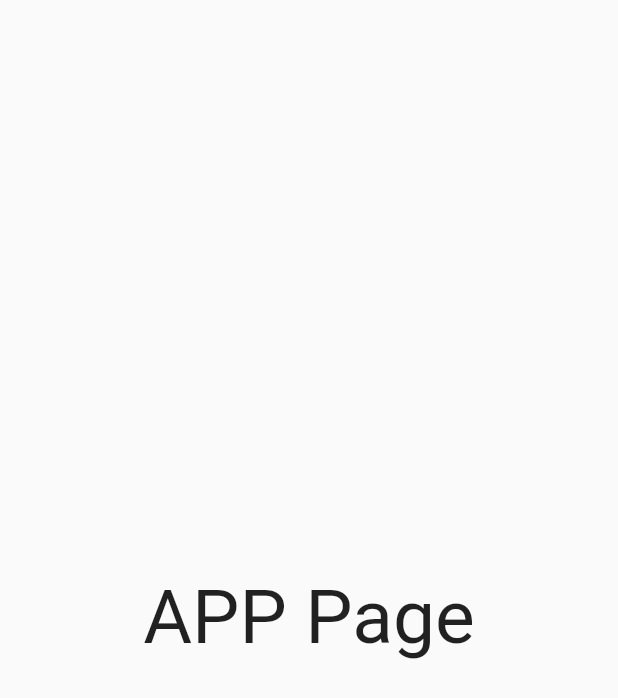
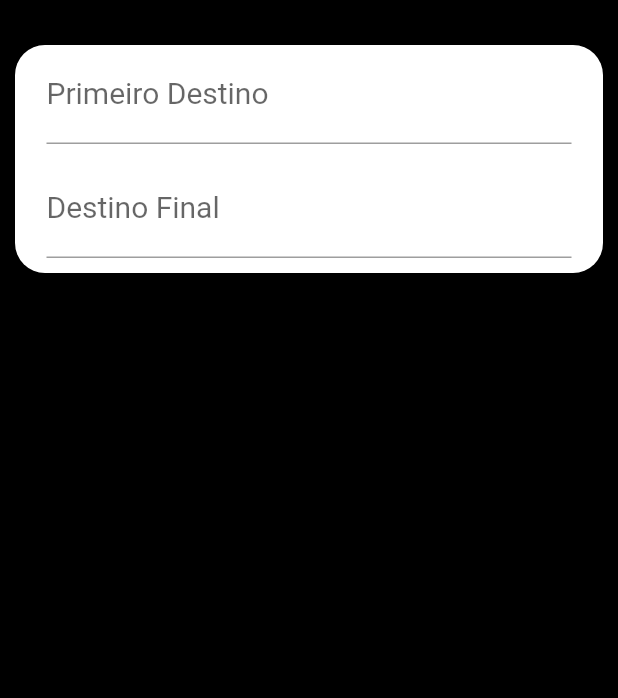
Before and after one commit to malkai/Myapp, a Flutter app: the Appmain screen opened by its route, on a phone screen of 412 x 824 dp. Shown: the top 698 px of the screen. Run offline on Flutter 3.47's test engine with Material 2 defaults, Android fonts, the phone set to English and light mode, and no system bars; our stand-ins replace auto_route.

Commit message:
Mudança no tema, continuação na progrmação das telas UI

```diff
--- a/lib/Telas/Appmain.dart
+++ b/lib/Telas/Appmain.dart
@@ -1,14 +1,54 @@
 import 'package:flutter/material.dart';
+import 'package:myapp/componentes/textofield.dart';
 
 class Appmain extends StatelessWidget {
+  final int conta = 0;
   @override
   Widget build(BuildContext context) {
     return Scaffold(
         body: Center(
-      child: Column(
-        mainAxisAlignment: MainAxisAlignment.center,
+      child: Stack(
         children: [
-          Text('APP Page', style: TextStyle(fontSize: 50)),
+          Container(
+            color: Colors.black,
+          ),
+          Positioned(
+            top: 30,
+            right: 10,
+            left: 10,
+            child: Container(
+              decoration: BoxDecoration(
+                color: Colors.white,
+                borderRadius: BorderRadius.only(
+                  topLeft: Radius.circular(20),
+                  topRight: Radius.circular(20),
+                  bottomLeft: Radius.circular(20),
+                  bottomRight: Radius.circular(20),
+                ),
+              ),
+              child: Column(
+                mainAxisAlignment: MainAxisAlignment.center,
+                children: [
+                  InputText(
+                    fontsize: 20,
+                    texto: "Primeiro Destino",
+                    width: 350,
+                  ),
+                  SizedBox(
+                    height: 10.0,
+                  ),
+                  InputText(
+                    fontsize: 20,
+                    texto: "Destino Final",
+                    width: 350,
+                  ),
+                  SizedBox(
+                    height: 10.0,
+                  ),
+                ],
+              ),
+            ),
+          ),
         ],
       ),
     ));
--- a/lib/Telas/login.dart
+++ b/lib/Telas/login.dart
@@ -72,7 +72,7 @@ class Login extends StatelessWidget {
                   width: 350,
                   child: ElevatedButton(
                     onPressed: () {
-                      context.router.replace(Appmain());
+                      context.router.push(Appmain());
                     },
                     child: Text(
                       'Log in',
@@ -86,7 +86,7 @@ class Login extends StatelessWidget {
                   width: 350,
                   child: ElevatedButton(
                     onPressed: () {
-                      context.router.push(Formulario());
+                      context.router.replaceNamed("/Formulario");
                     },
                     child: Text(
                       'Sign Up',
--- a/lib/routes/router.dart
+++ b/lib/routes/router.dart
@@ -1,5 +1,5 @@
 import 'package:auto_route/auto_route.dart';
-import 'package:myapp/main.dart';
+
 import 'package:myapp/Telas/form.dart';
 import 'package:myapp/Telas/Appmain.dart';
 import 'package:myapp/Telas/login.dart';
```
Also changed, not shown: lib/main.dart (+4 -14 lines).
